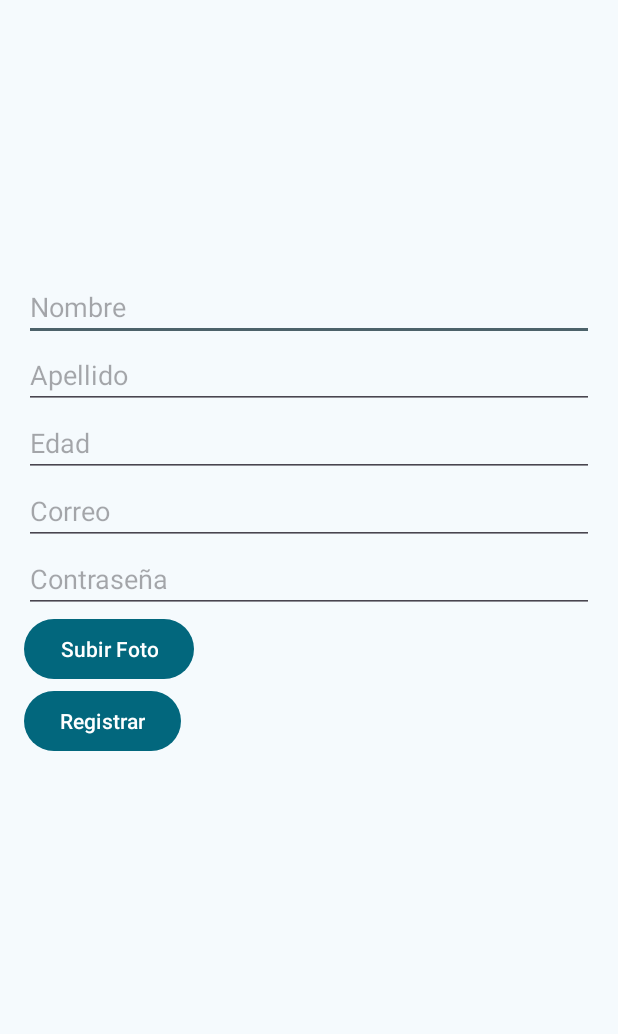
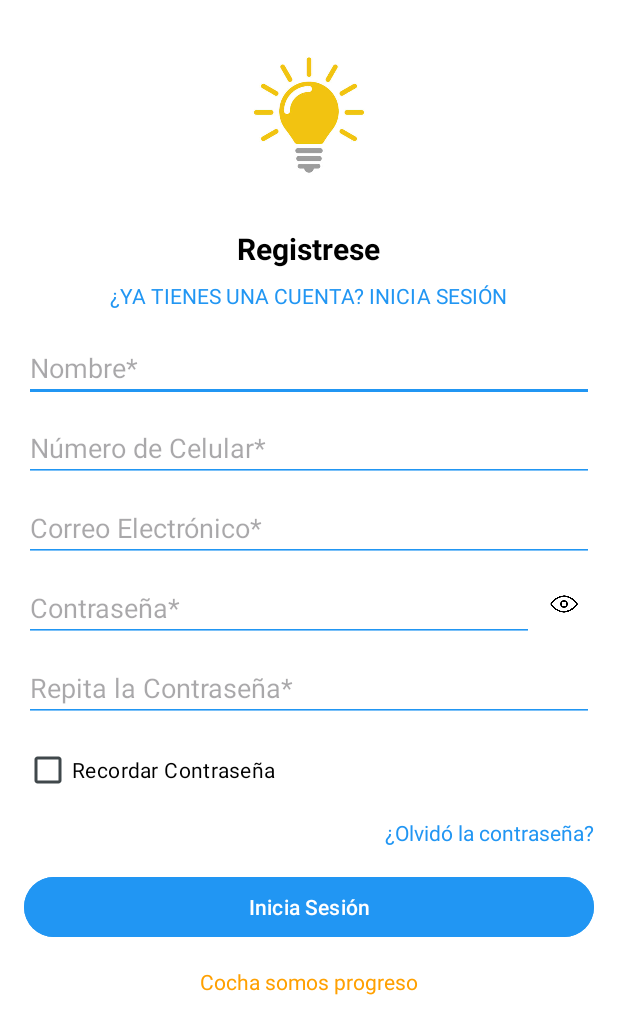
Before and after one commit to albaliriagomez/appmaypi, an Android app: the RegistroActivity screen opened directly, with no data from a screen before it, on a phone screen of 412 x 824 dp. Shown: the top 1034 px of the screen. Run offline under Robolectric (Android 15) with nearby library versions, the phone set to English and light mode, and no system bars.

Commit message:
Se modifico la interfaz de registro

```diff
--- a/app/src/main/java/com/torrezpillcokevin/nuna/RegistroActivity.kt
+++ b/app/src/main/java/com/torrezpillcokevin/nuna/RegistroActivity.kt
@@ -14,81 +14,73 @@ import kotlinx.coroutines.CoroutineScope
 import kotlinx.coroutines.Dispatchers
 import kotlinx.coroutines.launch
 
+import android.text.InputType
+import android.widget.*
+
+
 import com.torrezpillcokevin.nuna.data.RetrofitInstance
 
 class RegistroActivity : AppCompatActivity() {
 
+    private var isPasswordVisible = false // Variable para la visibilidad de la contraseña
+
     override fun onCreate(savedInstanceState: Bundle?) {
         super.onCreate(savedInstanceState)
-        enableEdgeToEdge()
         setContentView(R.layout.activity_registro)
 
-        // Referencias a los campos y el botón
-        val nombreEditText = findViewById<EditText>(R.id.nombre)
-        val apellidoEditText = findViewById<EditText>(R.id.apellido)
-        val correoEditText = findViewById<EditText>(R.id.correo)
-        val contrasenaEditText = findViewById<EditText>(R.id.contrasena)
-        val btnRegistrar = findViewById<Button>(R.id.btnRegistrar)
+        // Referencias a las vistas
+        val nameEditText: EditText = findViewById(R.id.nameEditText)
+        val emailEditText: EditText = findViewById(R.id.emailEditText)
+        val passwordEditText: EditText = findViewById(R.id.passwordEditText)
+        val repeatPasswordEditText: EditText = findViewById(R.id.repeatPasswordEditText)
+        val registerButton: Button = findViewById(R.id.registerButton)
+        val togglePasswordVisibility: ImageView = findViewById(R.id.togglePasswordVisibility)
+        val loginLinkTextView: TextView = findViewById(R.id.loginLinkTextView)
 
-        // Acción al presionar el botón de registro
-        btnRegistrar.setOnClickListener {
-            val nombre = nombreEditText.text.toString()
-            val apellido = apellidoEditText.text.toString()
-            val correo = correoEditText.text.toString()
-            val contrasena = contrasenaEditText.text.toString()
-
-            // Valida los campos (opcionalmente)
-            if (nombre.isEmpty() || apellido.isEmpty() || correo.isEmpty() || contrasena.isEmpty()) {
-                Toast.makeText(this, "Por favor, complete todos los campos", Toast.LENGTH_SHORT).show()
-                return@setOnClickListener
+        // Acción para alternar visibilidad de la contraseña
+        togglePasswordVisibility.setOnClickListener {
+            if (isPasswordVisible) {
+                // Enmascarar contraseña
+                passwordEditText.inputType =
+                    InputType.TYPE_CLASS_TEXT or InputType.TYPE_TEXT_VARIATION_PASSWORD
+                repeatPasswordEditText.inputType =
+                    InputType.TYPE_CLASS_TEXT or InputType.TYPE_TEXT_VARIATION_PASSWORD
+                togglePasswordVisibility.setImageResource(R.drawable.ic_visibility_off)
+            } else {
+                // Mostrar contraseña
+                passwordEditText.inputType = InputType.TYPE_CLASS_TEXT
+                repeatPasswordEditText.inputType = InputType.TYPE_CLASS_TEXT
+                togglePasswordVisibility.setImageResource(R.drawable.ic_visibility_off)
             }
-
-            // Crear el objeto User y enviarlo a través de la API
-            val newUser = User(
-                name = nombre+" "+ apellido,
-                password = contrasena,
-                email = correo,
-                avatar = "avatar_url", // Ajusta esto según tus requisitos
-                status = "activo",
-                role = "usuario",
-
-            )
-
-            // Llamar a la función de registro
-            registerUser(newUser)
+            // Mueve el cursor al final del texto
+            passwordEditText.setSelection(passwordEditText.text.length)
+            isPasswordVisible = !isPasswordVisible
         }
 
-        ViewCompat.setOnApplyWindowInsetsListener(findViewById(R.id.main)) { v, insets ->
-            val systemBars = insets.getInsets(WindowInsetsCompat.Type.systemBars())
-            v.setPadding(systemBars.left, systemBars.top, systemBars.right, systemBars.bottom)
-            insets
+        // Acción del botón de registro
+        registerButton.setOnClickListener {
+            val name = nameEditText.text.toString()
+            val email = emailEditText.text.toString()
+            val password = passwordEditText.text.toString()
+            val repeatPassword = repeatPasswordEditText.text.toString()
+
+            if (name.isEmpty() || email.isEmpty() || password.isEmpty() || repeatPassword.isEmpty()) {
+                Toast.makeText(this, "Por favor, complete todos los campos", Toast.LENGTH_SHORT)
+                    .show()
+            } else if (password != repeatPassword) {
+                Toast.makeText(this, "Las contraseñas no coinciden", Toast.LENGTH_SHORT).show()
+            } else {
+                Toast.makeText(this, "Registro exitoso", Toast.LENGTH_SHORT).show()
+                // Opcional: Puedes redirigir al usuario al Login después del registro
+                val intent = Intent(this, LoginActivity::class.java)
+                startActivity(intent)
+            }
         }
-    }
 
-    // Función para registrar un usuario
-    private fun registerUser(user: User) {
-        CoroutineScope(Dispatchers.IO).launch {
-            try {
-                // Usa RetrofitInstance para acceder a ApiService
-                val response = RetrofitInstance.api.postUsers(user)
-                if (response.isSuccessful) {
-                    runOnUiThread {
-                        Toast.makeText(this@RegistroActivity, "Usuario registrado exitosamente", Toast.LENGTH_SHORT).show()
-                        // Intent para navegar a la nueva actividad
-                        val intent = Intent(this@RegistroActivity,LoginActivity::class.java)
-                        startActivity(intent)
-                        finish() // Opcional: Llama a finish() si no quieres volver a esta actividad
-                    }
-                } else {
-                    runOnUiThread {
-                        Toast.makeText(this@RegistroActivity, "Error al registrar usuario: ${response.errorBody()?.string()}", Toast.LENGTH_SHORT).show()
-                    }
-                }
-            } catch (e: Exception) {
-                runOnUiThread {
-                    Toast.makeText(this@RegistroActivity, "Error: ${e.message}", Toast.LENGTH_SHORT).show()
-                }
-            }
+        // Acción del enlace "¿Ya tienes cuenta? Inicia sesión"
+        loginLinkTextView.setOnClickListener {
+            val intent = Intent(this, LoginActivity::class.java)
+            startActivity(intent)
         }
     }
 }
--- a/app/src/main/res/layout/activity_registro.xml
+++ b/app/src/main/res/layout/activity_registro.xml
@@ -1,106 +1,151 @@
 <?xml version="1.0" encoding="utf-8"?>
-<androidx.constraintlayout.widget.ConstraintLayout xmlns:android="http://schemas.android.com/apk/res/android"
+<ScrollView xmlns:android="http://schemas.android.com/apk/res/android"
     xmlns:app="http://schemas.android.com/apk/res-auto"
     xmlns:tools="http://schemas.android.com/tools"
-    android:id="@+id/main"
     android:layout_width="match_parent"
     android:layout_height="match_parent"
+    android:background="#FFFFFF"
     tools:context=".RegistroActivity">
 
+    <LinearLayout
+        android:layout_width="match_parent"
+        android:layout_height="wrap_content"
+        android:orientation="vertical"
+        android:padding="16dp">
 
-    <ScrollView xmlns:android="http://schemas.android.com/apk/res/android"
-        android:layout_width="match_parent"
-        android:layout_height="match_parent">
+        <!-- Logo -->
+        <ImageView
+            android:id="@+id/logoImageView"
+            android:layout_width="120dp"
+            android:layout_height="120dp"
+            android:layout_gravity="center"
+            android:src="@drawable/ic_logo" />
 
+        <!-- Título -->
+        <TextView
+            android:id="@+id/titleTextView"
+            android:layout_width="wrap_content"
+            android:layout_height="wrap_content"
+            android:layout_gravity="center"
+            android:layout_marginTop="16dp"
+            android:text="Registrese"
+            android:textColor="#000000"
+            android:textSize="20sp"
+            android:textStyle="bold" />
+
+        <!-- Link para iniciar sesión -->
+        <TextView
+            android:id="@+id/loginLinkTextView"
+            android:layout_width="wrap_content"
+            android:layout_height="wrap_content"
+            android:layout_gravity="center"
+            android:layout_marginTop="8dp"
+            android:text="¿YA TIENES UNA CUENTA? INICIA SESIÓN"
+            android:textColor="#2196F3"
+            android:textSize="14sp" />
+
+        <!-- Campos del formulario -->
+        <EditText
+            android:id="@+id/nameEditText"
+            android:layout_width="match_parent"
+            android:layout_height="wrap_content"
+            android:hint="Nombre*"
+            android:layout_marginTop="16dp"
+            android:backgroundTint="#2196F3" />
+
+        <EditText
+            android:id="@+id/phoneEditText"
+            android:layout_width="match_parent"
+            android:layout_height="wrap_content"
+            android:hint="Número de Celular*"
+            android:inputType="phone"
+            android:backgroundTint="#2196F3"
+            android:layout_marginTop="8dp" />
+
+        <EditText
+            android:id="@+id/emailEditText"
+            android:layout_width="match_parent"
+            android:layout_height="wrap_content"
+            android:hint="Correo Electrónico*"
+            android:inputType="textEmailAddress"
+            android:backgroundTint="#2196F3"
+            android:layout_marginTop="8dp" />
+
+        <!-- Campo de contraseña con ícono para mostrar/ocultar -->
         <LinearLayout
             android:layout_width="match_parent"
             android:layout_height="wrap_content"
-            android:orientation="vertical"
-            android:padding="16dp">
+            android:layout_marginTop="8dp"
+            android:orientation="horizontal">
+
+            <EditText
+                android:id="@+id/passwordEditText"
+                android:layout_width="0dp"
+                android:layout_height="wrap_content"
+                android:layout_weight="1"
+                android:hint="Contraseña*"
+                android:inputType="textPassword"
+                android:backgroundTint="#2196F3" />
 
             <ImageView
-                android:id="@+id/imageView"
-                android:layout_width="150dp"
-                android:layout_height="150dp"
-                android:layout_marginTop="16dp"
-                android:contentDescription="Imagen de perfil seleccionada"
-                />
+                android:id="@+id/togglePasswordVisibility"
+                android:layout_width="40dp"
+                android:layout_height="40dp"
+                android:padding="8dp"
+                android:src="@drawable/ic_visibility_off"
+                android:contentDescription="Toggle Password Visibility" />
+
+        </LinearLayout>
+
+        <EditText
+            android:id="@+id/repeatPasswordEditText"
+            android:layout_width="match_parent"
+            android:layout_height="wrap_content"
+            android:hint="Repita la Contraseña*"
+            android:inputType="textPassword"
+            android:backgroundTint="#2196F3"
+            android:layout_marginTop="8dp" />
 
 
-            <!-- Campos comunes -->
-            <EditText
-                android:id="@+id/nombre"
-                android:layout_width="match_parent"
-                android:layout_height="wrap_content"
-                android:hint="Nombre" />
 
-            <EditText
-                android:id="@+id/apellido"
-                android:layout_width="match_parent"
-                android:layout_height="wrap_content"
-                android:hint="Apellido" />
+        <!-- Recordar contraseña -->
+        <CheckBox
+            android:id="@+id/rememberPasswordCheckBox"
+            android:layout_width="wrap_content"
+            android:layout_height="wrap_content"
+            android:layout_marginTop="8dp"
+            android:text="Recordar Contraseña"
+            android:textColor="#000000" />
 
-            <EditText
-                android:id="@+id/edad"
-                android:layout_width="match_parent"
-                android:layout_height="wrap_content"
-                android:hint="Edad"
-                android:inputType="number" />
+        <!-- ¿Olvidó contraseña? -->
+        <TextView
+            android:id="@+id/forgotPasswordTextView"
+            android:layout_width="wrap_content"
+            android:layout_height="wrap_content"
+            android:layout_gravity="end"
+            android:layout_marginTop="8dp"
+            android:text="¿Olvidó la contraseña?"
+            android:textColor="#2196F3" />
 
-            <EditText
-                android:id="@+id/correo"
-                android:layout_width="match_parent"
-                android:layout_height="wrap_content"
-                android:hint="Correo" />
+        <!-- Botón de inicio sesión -->
+        <Button
+            android:id="@+id/registerButton"
+            android:layout_width="match_parent"
+            android:layout_height="wrap_content"
+            android:layout_marginTop="16dp"
+            android:backgroundTint="#2196F3"
+            android:text="Inicia Sesión"
+            android:textColor="#FFFFFF" />
 
-            <EditText
-                android:id="@+id/contrasena"
-                android:layout_width="match_parent"
-                android:layout_height="wrap_content"
-                android:hint="Contraseña"
-                android:inputType="textPassword" />
-
-            <!-- Subir foto -->
-            <Button
-                android:id="@+id/subirFoto"
-                android:layout_width="wrap_content"
-                android:layout_height="wrap_content"
-                android:text="Subir Foto" />
-
-            <!-- Campos adicionales para infante -->
-            <LinearLayout
-                android:id="@+id/contenedorTutor"
-                android:layout_width="match_parent"
-                android:layout_height="wrap_content"
-                android:orientation="vertical"
-                android:visibility="gone">
-
-                <EditText
-                    android:id="@+id/nombreTutor"
-                    android:layout_width="match_parent"
-                    android:layout_height="wrap_content"
-                    android:hint="Nombre del Tutor" />
-
-                <EditText
-                    android:id="@+id/apellidoTutor"
-                    android:layout_width="match_parent"
-                    android:layout_height="wrap_content"
-                    android:hint="Apellido del Tutor" />
-
-                <EditText
-                    android:id="@+id/correoTutor"
-                    android:layout_width="match_parent"
-                    android:layout_height="wrap_content"
-                    android:hint="Correo del Tutor" />
-            </LinearLayout>
-
-            <!-- Botón de Registro -->
-            <Button
-                android:id="@+id/btnRegistrar"
-                android:layout_width="wrap_content"
-                android:layout_height="wrap_content"
-                android:text="Registrar" />
-        </LinearLayout>
-    </ScrollView>
-
-</androidx.constraintlayout.widget.ConstraintLayout>
+        <!-- Footer -->
+        <TextView
+            android:id="@+id/footerTextView"
+            android:layout_width="wrap_content"
+            android:layout_height="wrap_content"
+            android:layout_gravity="center"
+            android:layout_marginTop="16dp"
+            android:text="Cocha somos progreso"
+            android:textColor="#FFA000"
+            android:textSize="14sp" />
+    </LinearLayout>
+</ScrollView>
```
Also changed, not shown: app/src/main/res/drawable/ic_logo.jpg (added), app/src/main/res/drawable/ic_visibility_off.png (added).
